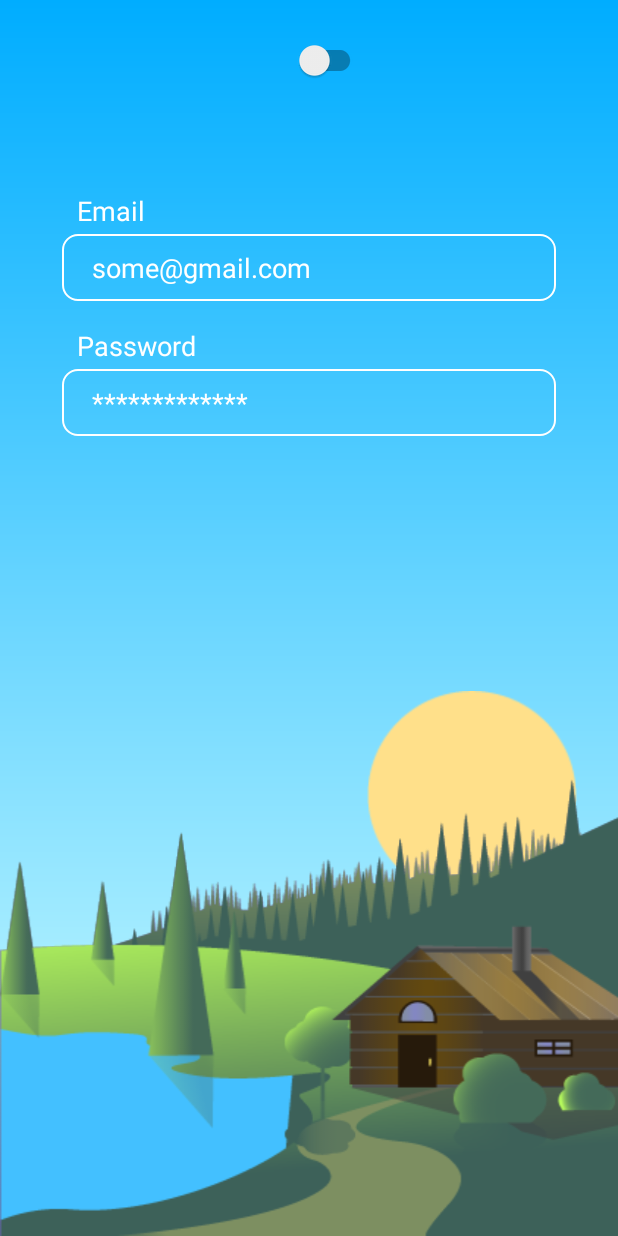
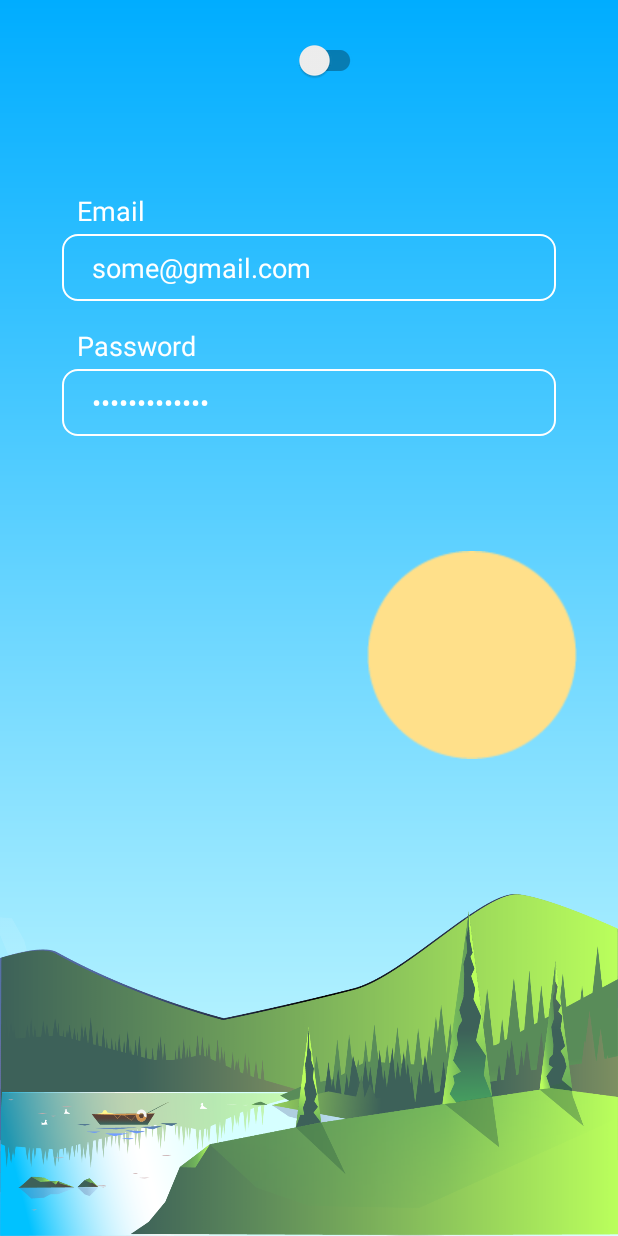
Before and after one commit to anas-ambalavan/Day-Night-Login-Animation-Android, an Android app: the screen it shows after launch (MainActivity), on a phone screen of 412 x 824 dp. Run offline under Robolectric (Android 15) with nearby library versions, the light colour scheme and no system bars; libraries missing offline, so code that uses them is left out: com.mahfa.dnswitch; plain views replace DayNightSwitch; 2 statements that could not run were skipped.

Commit message:
pictures changed

```diff
--- a/app/src/main/java/com/example/login_register_animation/MainActivity.java
+++ b/app/src/main/java/com/example/login_register_animation/MainActivity.java
@@ -11,7 +11,7 @@ import com.mahfa.dnswitch.DayNightSwitchListener;
 
 public class MainActivity extends AppCompatActivity {
 
-    ImageView sun, dayLand, nightLand;
+    ImageView sun, moon, dayLand, nightLand;
     View daySky, nightSky;
     DayNightSwitch dayNightSwitch;
 
@@ -21,24 +21,28 @@ public class MainActivity extends AppCompatActivity {
         setContentView(R.layout.activity_main);
 
         sun= findViewById(R.id.sun);
+        moon = findViewById(R.id.moon);
         dayLand= findViewById(R.id.day_landscape);
         nightLand= findViewById(R.id.night_landscape);
         daySky= findViewById(R.id.day_bg);
         nightSky= findViewById(R.id.night_bg);
         dayNightSwitch= findViewById(R.id.day_night_switch);
 
-        sun.setTranslationY(-110);
+        sun.setTranslationY(-250);
+        moon.setTranslationY(300);
 
         dayNightSwitch.setListener(new DayNightSwitchListener() {
             @Override
             public void onSwitch(boolean is_night) {
                 if(is_night){
-                    sun.animate().translationY(110).setDuration(1300);
+                    sun.animate().translationY(250).setDuration(1300);
+                    moon.animate().translationY(-200).setDuration(1300);
                     dayLand.animate().alpha(0).setDuration(1300);
                     daySky.animate().alpha(0).setDuration(1300);
                 }else
                 {
-                    sun.animate().translationY(-110).setDuration(1300);
+                    sun.animate().translationY(-250).setDuration(1300);
+                    moon.animate().translationY(300).setDuration(1300);
                     dayLand.animate().alpha(1).setDuration(1300);
                     daySky.animate().alpha(1).setDuration(1300);
 
--- a/app/src/main/res/layout/activity_main.xml
+++ b/app/src/main/res/layout/activity_main.xml
@@ -31,9 +31,21 @@
         app:layout_constraintTop_toTopOf="parent"
         />
     <ImageView
+        android:id="@+id/moon"
+        android:layout_width="240dp"
+        android:layout_height="240dp"
+        android:src="@drawable/moon"
+        app:layout_constraintVertical_bias=".78"
+        app:layout_constraintHorizontal_bias=".9"
+        app:layout_constraintBottom_toBottomOf="parent"
+        app:layout_constraintEnd_toEndOf="parent"
+        app:layout_constraintStart_toStartOf="parent"
+        app:layout_constraintTop_toTopOf="parent"
+        />
+    <ImageView
         android:id="@+id/night_landscape"
         android:layout_width="0dp"
-        android:layout_height="wrap_content"
+        android:layout_height="228dp"
         android:scaleType="fitXY"
         android:src="@drawable/night_landscape"
         app:layout_constraintVertical_bias="1"
@@ -46,7 +58,7 @@
     <ImageView
         android:id="@+id/day_landscape"
         android:layout_width="0dp"
-        android:layout_height="wrap_content"
+        android:layout_height="228dp"
         android:scaleType="fitXY"
         android:src="@drawable/day_landscape"
         app:layout_constraintBottom_toBottomOf="parent"
@@ -107,6 +119,7 @@
         android:paddingTop="10dp"
         android:paddingBottom="10dp"
         android:text="*************"
+        android:inputType="textPassword"
         android:textColor="#fff"
         android:layout_marginTop="45dp"
         app:layout_constraintBottom_toBottomOf="@+id/night_bg"
```
Also changed, not shown: app/src/main/res/drawable-v24/day_landscape.png (added), app/src/main/res/drawable-v24/night_landscape.png (added), app/src/main/res/drawable/day_landscape.png (deleted), app/src/main/res/drawable/moon.png (added), app/src/main/res/drawable/night_landscape.png (deleted).
